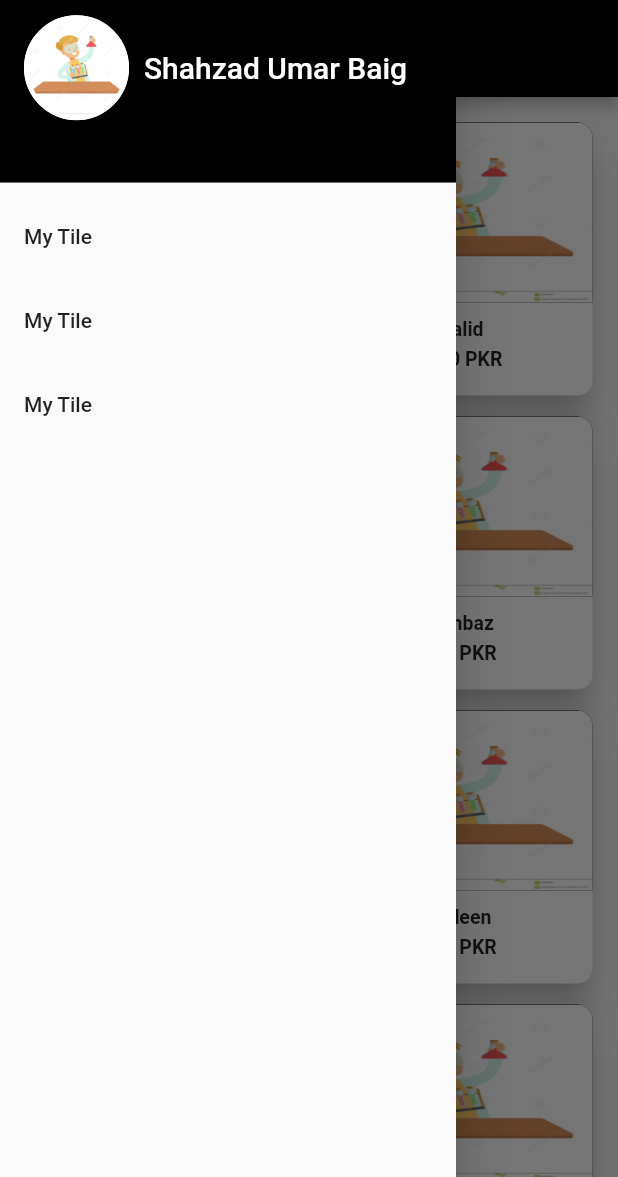
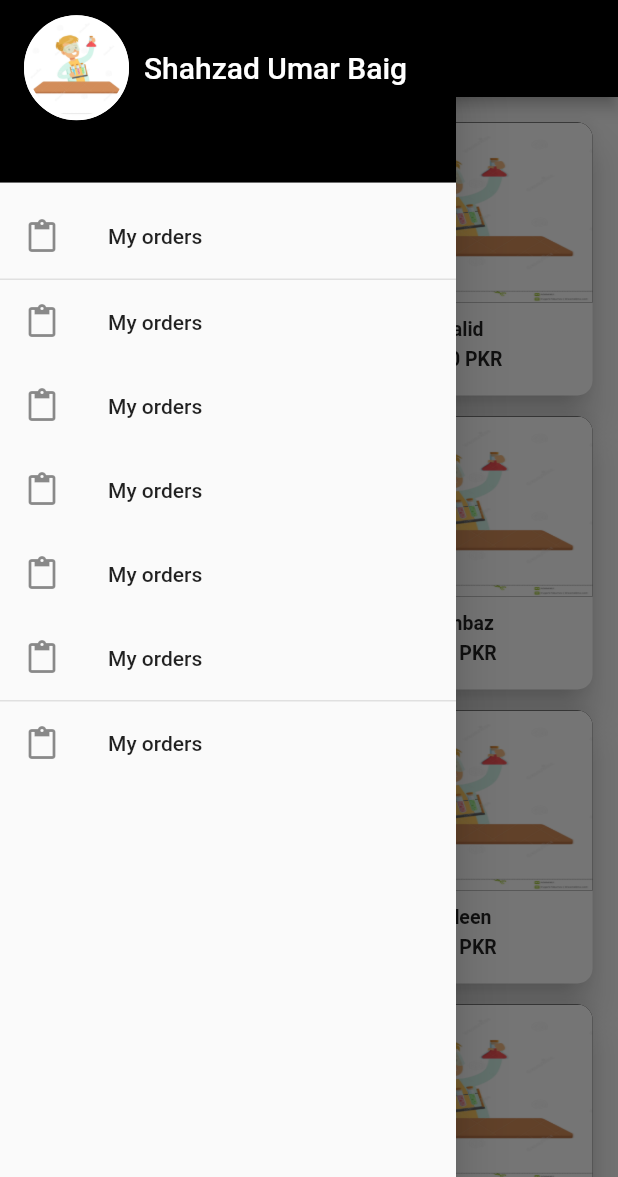
Before and after one commit to ShahzadUmarBaig/ECommerceMobApp, a Flutter app: the screen it shows after launch, with the side drawer open, on a phone screen of 412 x 824 dp, the part 59-1236 px from its top. Run offline on Flutter 3.47's test engine with Material 2 defaults, Android fonts, the phone set to English and light mode, and no system bars.

Commit message:
Updating app again

```diff
--- a/lib/drawer.dart
+++ b/lib/drawer.dart
@@ -47,19 +47,62 @@ class MyDrawer extends StatelessWidget {
             decoration: BoxDecoration(color: Colors.black),
           ),
           ListTile(
-            title: Text('My Tile'),
+            leading: Icon(Icons.content_paste),
+            title: Text('My orders'),
             onTap: () {
               Navigator.pop(context);
             },
           ),
-          ListTile(
-            title: Text('My Tile'),
-            onTap: () {
-              Navigator.pop(context);
-            },
+          Container(
+            decoration: BoxDecoration(
+              border: Border(
+                top: BorderSide(width: 1, color: Colors.grey[300]),
+                bottom: BorderSide(width: 1, color: Colors.grey[300]),
+              ),
+            ),
+            child: Column(
+              children: <Widget>[
+                ListTile(
+                  leading: Icon(Icons.content_paste),
+                  title: Text('My orders'),
+                  onTap: () {
+                    Navigator.pop(context);
+                  },
+                ),
+                ListTile(
+                  leading: Icon(Icons.content_paste),
+                  title: Text('My orders'),
+                  onTap: () {
+                    Navigator.pop(context);
+                  },
+                ),
+                ListTile(
+                  leading: Icon(Icons.content_paste),
+                  title: Text('My orders'),
+                  onTap: () {
+                    Navigator.pop(context);
+                  },
+                ),
+                ListTile(
+                  leading: Icon(Icons.content_paste),
+                  title: Text('My orders'),
+                  onTap: () {
+                    Navigator.pop(context);
+                  },
+                ),
+                ListTile(
+                  leading: Icon(Icons.content_paste),
+                  title: Text('My orders'),
+                  onTap: () {
+                    Navigator.pop(context);
+                  },
+                ),
+              ],
+            ),
           ),
           ListTile(
-            title: Text('My Tile'),
+            leading: Icon(Icons.content_paste),
+            title: Text('My orders'),
             onTap: () {
               Navigator.pop(context);
             },
```
